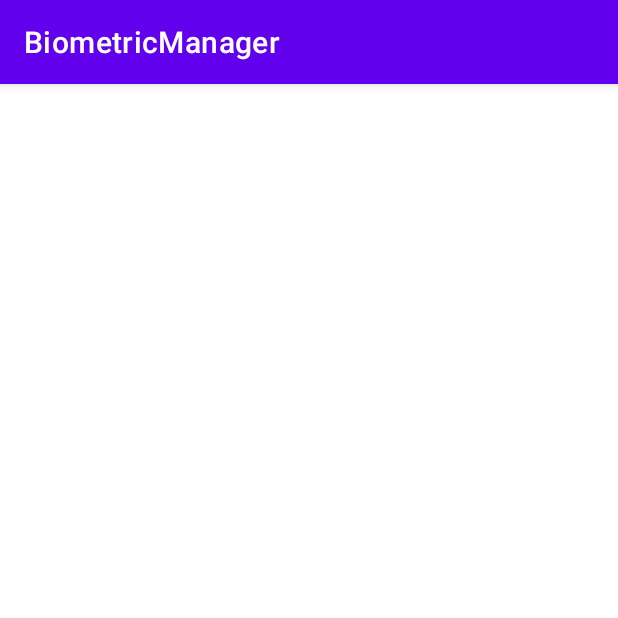
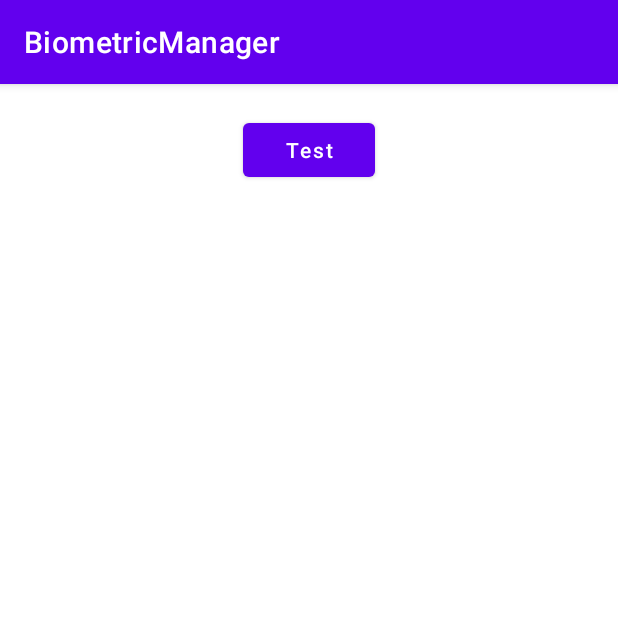
Before and after one commit to HYUNJUNEPARK/BioManager, an Android app: the screen it shows after launch (MainActivity), on a phone screen of 412 x 824 dp, the top half of it. Run offline under Robolectric (Android 15) with nearby library versions, the phone set to English and light mode, and no system bars; our stand-ins replace data binding; libraries missing offline, so code that uses them is left out: android.view.

Commit message:
fix: UI 버그 수정

```diff
--- a/BiometricManager/build.gradle
+++ b/BiometricManager/build.gradle
@@ -8,8 +8,8 @@ android {
     compileSdk 33
 
     defaultConfig {
-        minSdk 26
-        targetSdk 32
+        minSdk 28
+        targetSdk 31
 
         testInstrumentationRunner "androidx.test.runner.AndroidJUnitRunner"
         consumerProguardFiles "consumer-rules.pro"
--- a/app/build.gradle
+++ b/app/build.gradle
@@ -9,8 +9,8 @@ android {
 
     defaultConfig {
         applicationId "com.ex.app"
-        minSdk 26
-        targetSdk 32
+        minSdk 28
+        targetSdk 31
         versionCode 1
         versionName "1.0"
 
--- a/app/src/main/res/layout/activity_main.xml
+++ b/app/src/main/res/layout/activity_main.xml
@@ -14,27 +14,45 @@
             type="Boolean" />
 
         <variable
-            name="isActivatedBiometric"
+            name="isGoneBiometricUI"
             type="Boolean" />
+
+        <variable
+            name="isVisibleBiometricUI"
+            type="Boolean" />
+
+
+        <variable
+            name="isUnableBiometric"
+            type="Boolean" />
+
+
     </data>
 
-    <androidx.constraintlayout.widget.ConstraintLayout
+    <LinearLayout
+        android:layout_marginTop="20dp"
         android:layout_width="match_parent"
         android:layout_height="match_parent"
+        android:orientation="vertical"
         tools:context=".MainActivity">
+
+        <TextView
+            android:layout_gravity="center"
+            android:text="이 텍스트가 보인다면 지문 인식을 지원하지 않는 디바이스입니다."
+            android:visibility="@{isVisibleBiometricUI? View.VISIBLE : View.GONE}"
+            android:layout_width="wrap_content"
+            android:layout_height="wrap_content"/>
 
         <Button
             android:id="@+id/testButton"
             android:layout_width="wrap_content"
+            android:layout_gravity="center"
+            android:textAllCaps="false"
             android:layout_height="wrap_content"
             android:text="Test"
-            android:visibility="@{visibilityOfBiometric ? View.VISIBLE : View.GONE, default = visible}"
-            android:enabled="@{isActivatedBiometric ? false : true, default = true}"
-            android:onClick="@{()->main.onClickToUseBiometricManager()}"
-            app:layout_constraintBottom_toBottomOf="parent"
-            app:layout_constraintEnd_toEndOf="parent"
-            app:layout_constraintStart_toStartOf="parent"
-            app:layout_constraintTop_toTopOf="parent" />
+            android:visibility="@{isGoneBiometricUI ? View.GONE : View.VISIBLE}"
+            android:enabled="@{isUnableBiometric? false : true}"
+            android:onClick="@{()->main.onClickToUseBiometricManager()}"/>
 
-    </androidx.constraintlayout.widget.ConstraintLayout>
+    </LinearLayout>
 </layout>
```
Also changed, not shown: BiometricManager/src/main/java/com/module/biometricmanager/BiometricManager.kt (+12 -9 lines), app/src/main/java/com/ex/app/MainActivity.kt (+17 -7 lines).
